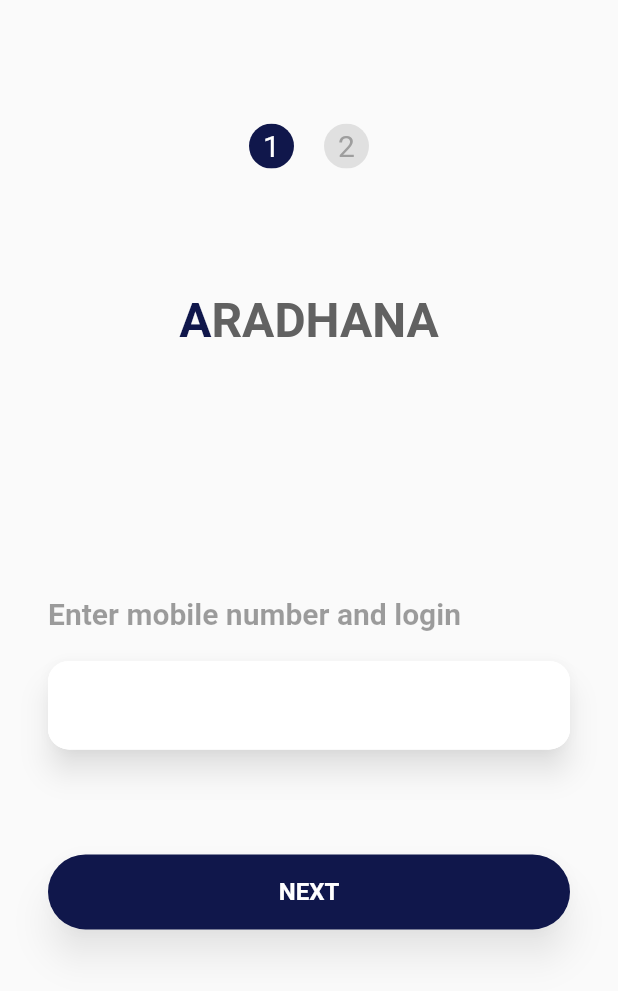
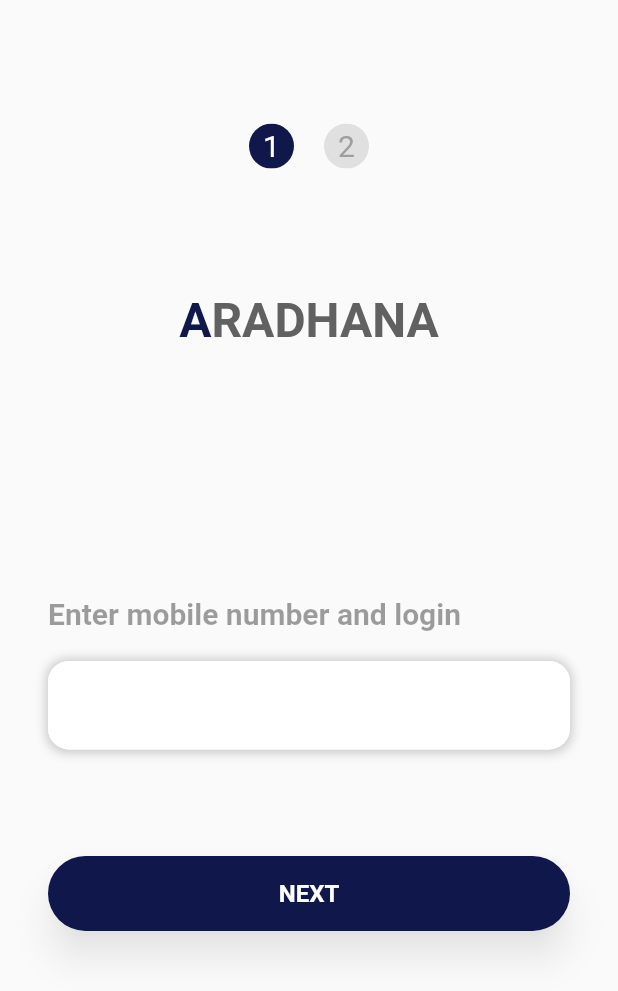
Before and after one commit to mercurystudio99/real_estate, a Flutter app: the screen it shows after launch, on a phone screen of 412 x 824 dp. Shown: the top 991 px of the screen. Run offline on Flutter 3.47's test engine with Material 2 defaults, Android fonts, the phone set to English and light mode, and no system bars; our stand-ins replace bottom_navy_bar, carousel_pro, carousel_slider, flutter_easyloading, flutter_html, flutter_rating_bar and 3 more; Roboto replaces fonts that are missing (Arial).

Commit message:
update changes

```diff
--- a/lib/pages/agents.dart
+++ b/lib/pages/agents.dart
@@ -1,6 +1,7 @@
 import 'package:flutter/material.dart';
 import 'package:real_estate/widgets/agent_items.dart';
 import 'package:real_estate/widgets/custom_textbox.dart';
+import 'package:real_estate/utils/globals.dart' as global;
 import 'dart:convert';
 import 'package:http/http.dart' as http;
 
@@ -45,6 +46,7 @@ class _AgentsPageState extends State<AgentsPage> {
           };
           updatedPopulars.add(newItem);
         }
+        global.users = updatedPopulars;
         setState(() {
           agents = updatedPopulars;
         });
--- a/lib/pages/login.dart
+++ b/lib/pages/login.dart
@@ -13,6 +13,13 @@ class _LoginPageState extends State<LoginPage> {
   final _formKey = GlobalKey<FormState>();
 
   final _phoneController = TextEditingController();
+
+  String? _validatePhone(String value) {
+    if (value.isEmpty) {
+      return "\u26A0 Please enter your phone number";
+    }
+    return null;
+  }
 
   @override
   Widget build(BuildContext context) {
@@ -99,13 +106,20 @@ class _LoginPageState extends State<LoginPage> {
                       const EdgeInsets.symmetric(vertical: 20, horizontal: 32),
                   child: Stack(
                     children: [
-                      Material(
-                          elevation: 8,
-                          shadowColor: Colors.black.withOpacity(0.5),
+                      Container(
+                        height: 60,
+                        decoration: BoxDecoration(
                           borderRadius: BorderRadius.all(Radius.circular(14)),
-                          child: TextFormField(
+                          boxShadow: [
+                            BoxShadow(
+                                color: Colors.black.withOpacity(0.2),
+                                blurRadius: 5,
+                                spreadRadius: 1),
+                          ],
+                        ),
+                      ),
+                      TextFormField(
                         controller: _phoneController,
-                            keyboardType: TextInputType.phone,
                         decoration: const InputDecoration(
                           border: OutlineInputBorder(),
                           fillColor: Colors.white,
@@ -118,8 +132,20 @@ class _LoginPageState extends State<LoginPage> {
                               borderRadius:
                                   BorderRadius.all(Radius.circular(14)),
                               borderSide: BorderSide(color: Colors.white)),
+                          errorBorder: OutlineInputBorder(
+                              borderRadius:
+                                  BorderRadius.all(Radius.circular(14)),
+                              borderSide: BorderSide(color: Colors.red)),
+                          focusedErrorBorder: OutlineInputBorder(
+                              borderRadius:
+                                  BorderRadius.all(Radius.circular(14)),
+                              borderSide: BorderSide(color: Colors.red)),
                         ),
-                          )),
+                        // The validator receives the text that the user has entered.
+                        validator: (value) {
+                          return _validatePhone(value!);
+                        },
+                      ),
                     ],
                   ),
                 ),
```
Also changed, not shown: lib/pages/emi.dart (+9 -4 lines), lib/pages/mprofile.dart (+27 -41 lines), lib/pages/notification.dart (+7 -5 lines), lib/pages/otp.dart (+12 -4 lines), lib/pages/property_details_screen.dart (+25 -12 lines), lib/pages/user_profile.dart (+12 -4 lines), lib/utils/globals.dart (added, +9 -0 lines). Lines whose indentation alone changed are shown as unchanged.
